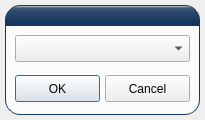
Old version of the form UI/chooser.ui in the repository ainfosec/FISSURE.
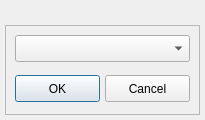
New version of the form.

The edit to the form file:
```diff
--- a/UI/chooser.ui
+++ b/UI/chooser.ui
@@ -25,7 +25,7 @@
    <property name="maximumSize">
     <size>
      <width>16777215</width>
-     <height>22</height>
+     <height>16777215</height>
     </size>
    </property>
    <property name="font">
@@ -37,19 +37,6 @@
      <bold>true</bold>
     </font>
    </property>
-   <property name="styleSheet">
-    <string notr="true">QLabel#label_1 {
-   qproperty-alignment: AlignCenter;
-	border: 1px solid #17365D;
-	border-top-left-radius: 15px;
-	border-top-right-radius: 15px;
-	background-color: qlineargradient(spread:pad, x1:0, y1:0, x2:0, y2:1, stop:0 #e7eaee, stop:0.12 #455e7d, stop:0.3 #2e4a6d,   stop:0.85 #17365D, stop:1 #17365D);
-	padding: 0px 0px;
-	color: rgb(255, 255, 255);
-	max-height: 20px;
-	font: bold 10pt &quot;Ubuntu&quot;;
-}</string>
-   </property>
    <property name="text">
     <string/>
    </property>
@@ -63,14 +50,6 @@
      <height>90</height>
     </rect>
    </property>
-   <property name="styleSheet">
-    <string notr="true">QFrame#frame_1 {
-	background-color: rgb(251, 251, 251);
-	border: 1px solid #17365D;
-	border-bottom-left-radius: 15px;
-	border-bottom-right-radius: 15px;
-}</string>
-   </property>
    <property name="frameShape">
     <enum>QFrame::StyledPanel</enum>
    </property>
```
Left out of the diff: 8 changed lines with no effect on the pictures.
